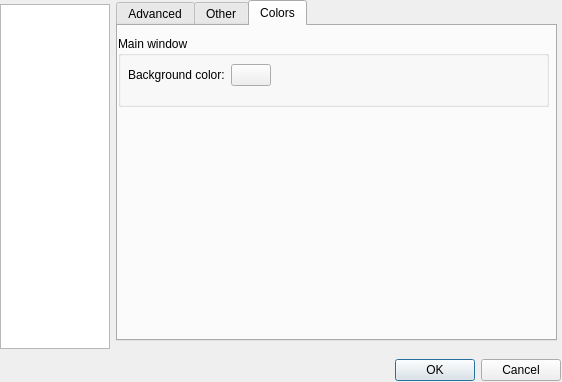
First picture: the form in ui/options.ui, repository gitter-badger/simplechatclient, before the edit.
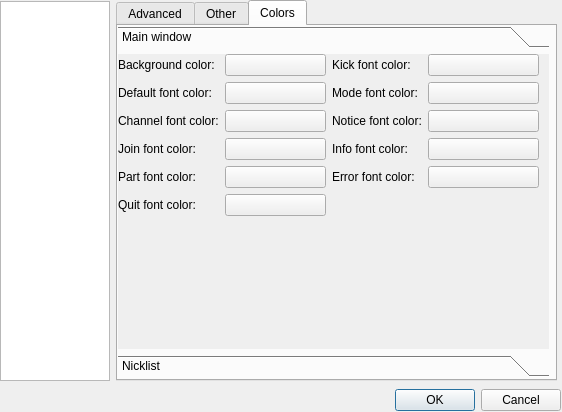
Second picture: the form after the edit. The open tabs and pages were chosen to show the change. Icons and pictures are not drawn.

Commit message: add main window font colors select

```diff
--- a/ui/options.ui
+++ b/ui/options.ui
@@ -7,19 +7,19 @@
     <x>0</x>
     <y>0</y>
     <width>562</width>
-    <height>382</height>
+    <height>412</height>
    </rect>
   </property>
   <property name="minimumSize">
    <size>
     <width>562</width>
-    <height>382</height>
+    <height>412</height>
    </size>
   </property>
   <property name="maximumSize">
    <size>
     <width>562</width>
-    <height>382</height>
+    <height>412</height>
    </size>
   </property>
   <property name="windowTitle">
@@ -35,7 +35,7 @@
      <x>0</x>
      <y>0</y>
      <width>561</width>
-     <height>381</height>
+     <height>411</height>
     </rect>
    </property>
    <layout class="QVBoxLayout" name="verticalLayout">
@@ -46,7 +46,7 @@
         <property name="maximumSize">
          <size>
           <width>110</width>
-          <height>345</height>
+          <height>380</height>
          </size>
         </property>
         <property name="editTriggers">
@@ -279,7 +279,7 @@
               <x>0</x>
               <y>0</y>
               <width>441</width>
-              <height>341</height>
+              <height>381</height>
              </rect>
             </property>
             <property name="tabPosition">
@@ -457,52 +457,283 @@
              <attribute name="title">
               <string>Colors</string>
              </attribute>
-             <widget class="QGroupBox" name="groupBox_color">
+             <widget class="QToolBox" name="toolBox">
               <property name="geometry">
                <rect>
                 <x>0</x>
-                <y>10</y>
+                <y>0</y>
                 <width>431</width>
-                <height>71</height>
+                <height>351</height>
                </rect>
               </property>
-              <property name="title">
-               <string>Main window</string>
+              <property name="currentIndex">
+               <number>0</number>
               </property>
-              <widget class="QWidget" name="layoutWidget">
+              <widget class="QWidget" name="page">
                <property name="geometry">
                 <rect>
-                 <x>10</x>
-                 <y>28</y>
-                 <width>411</width>
-                 <height>31</height>
+                 <x>0</x>
+                 <y>0</y>
+                 <width>421</width>
+                 <height>287</height>
                 </rect>
                </property>
-               <layout class="QFormLayout" name="formLayout_4">
-                <property name="fieldGrowthPolicy">
-                 <enum>QFormLayout::ExpandingFieldsGrow</enum>
+               <attribute name="label">
+                <string>Main window</string>
+               </attribute>
+               <widget class="QWidget" name="horizontalLayoutWidget">
+                <property name="geometry">
+                 <rect>
+                  <x>0</x>
+                  <y>0</y>
+                  <width>421</width>
+                  <height>181</height>
+                 </rect>
                 </property>
-                <item row="0" column="0">
-                 <widget class="QLabel" name="label_background_color">
-                  <property name="text">
-                   <string>Background color:</string>
-                  </property>
-                 </widget>
-                </item>
-                <item row="0" column="1">
-                 <widget class="QPushButton" name="pushButton_background_color">
-                  <property name="text">
-                   <string/>
-                  </property>
-                  <property name="iconSize">
-                   <size>
-                    <width>50</width>
-                    <height>15</height>
-                   </size>
-                  </property>
-                 </widget>
-                </item>
-               </layout>
+                <layout class="QHBoxLayout" name="horizontalLayout_3">
+                 <item>
+                  <layout class="QFormLayout" name="formLayout_6">
+                   <item row="0" column="0">
+                    <widget class="QLabel" name="label_background_color">
+                     <property name="text">
+                      <string>Background color:</string>
+                     </property>
+                    </widget>
+                   </item>
+                   <item row="0" column="1">
+                    <widget class="QPushButton" name="pushButton_background_color">
+                     <property name="text">
+                      <string/>
+                     </property>
+                     <property name="iconSize">
+                      <size>
+                       <width>50</width>
+                       <height>15</height>
+                      </size>
+                     </property>
+                    </widget>
+                   </item>
+                   <item row="1" column="0">
+                    <widget class="QLabel" name="label_default_font_color">
+                     <property name="text">
+                      <string>Default font color:</string>
+                     </property>
+                    </widget>
+                   </item>
+                   <item row="1" column="1">
+                    <widget class="QPushButton" name="pushButton_default_font_color">
+                     <property name="text">
+                      <string/>
+                     </property>
+                     <property name="iconSize">
+                      <size>
+                       <width>50</width>
+                       <height>15</height>
+                      </size>
+                     </property>
+                    </widget>
+                   </item>
+                   <item row="2" column="0">
+                    <widget class="QLabel" name="label_channel_font_color">
+                     <property name="text">
+                      <string>Channel font color:</string>
+                     </property>
+                    </widget>
+                   </item>
+                   <item row="2" column="1">
+                    <widget class="QPushButton" name="pushButton_channel_font_color">
+                     <property name="text">
+                      <string/>
+                     </property>
+                     <property name="iconSize">
+                      <size>
+                       <width>50</width>
+                       <height>15</height>
+                      </size>
+                     </property>
+                    </widget>
+                   </item>
+                   <item row="3" column="0">
+                    <widget class="QLabel" name="label_join_font_color">
+                     <property name="text">
+                      <string>Join font color:</string>
+                     </property>
+                    </widget>
+                   </item>
+                   <item row="3" column="1">
+                    <widget class="QPushButton" name="pushButton_join_font_color">
+                     <property name="text">
+                      <string/>
+                     </property>
+                     <property name="iconSize">
+                      <size>
+                       <width>50</width>
+                       <height>15</height>
+                      </size>
+                     </property>
+                    </widget>
+                   </item>
+                   <item row="4" column="0">
+                    <widget class="QLabel" name="label_part_font_color">
+                     <property name="text">
+                      <string>Part font color:</string>
+                     </property>
+                    </widget>
+                   </item>
+                   <item row="4" column="1">
+                    <widget class="QPushButton" name="pushButton_part_font_color">
+                     <property name="text">
+                      <string/>
+                     </property>
+                     <property name="iconSize">
+                      <size>
+                       <width>50</width>
+                       <height>15</height>
+                      </size>
+                     </property>
+                    </widget>
+                   </item>
+                   <item row="5" column="0">
+                    <widget class="QLabel" name="label_quit_font_color">
+                     <property name="text">
+                      <string>Quit font color:</string>
+                     </property>
+                    </widget>
+                   </item>
+                   <item row="5" column="1">
+                    <widget class="QPushButton" name="pushButton_quit_font_color">
+                     <property name="text">
+                      <string/>
+                     </property>
+                     <property name="iconSize">
+                      <size>
+                       <width>50</width>
+                       <height>15</height>
+                      </size>
+                     </property>
+                    </widget>
+                   </item>
+                  </layout>
+                 </item>
+                 <item>
+                  <layout class="QFormLayout" name="formLayout_3">
+                   <item row="0" column="0">
+                    <widget class="QLabel" name="label_kick_font_color">
+                     <property name="text">
+                      <string>Kick font color:</string>
+                     </property>
+                    </widget>
+                   </item>
+                   <item row="0" column="1">
+                    <widget class="QPushButton" name="pushButton_kick_font_color">
+                     <property name="text">
+                      <string/>
+                     </property>
+                     <property name="iconSize">
+                      <size>
+                       <width>50</width>
+                       <height>15</height>
+                      </size>
+                     </property>
+                    </widget>
+                   </item>
+                   <item row="1" column="0">
+                    <widget class="QLabel" name="label_mode_font_color">
+                     <property name="text">
+                      <string>Mode font color:</string>
+                     </property>
+                    </widget>
+                   </item>
+                   <item row="1" column="1">
+                    <widget class="QPushButton" name="pushButton_mode_font_color">
+                     <property name="text">
+                      <string/>
+                     </property>
+                     <property name="iconSize">
+                      <size>
+                       <width>50</width>
+                       <height>15</height>
+                      </size>
+                     </property>
+                    </widget>
+                   </item>
+                   <item row="2" column="0">
+                    <widget class="QLabel" name="label_notice_font_color">
+                     <property name="text">
+                      <string>Notice font color:</string>
+                     </property>
+                    </widget>
+                   </item>
+                   <item row="2" column="1">
+                    <widget class="QPushButton" name="pushButton_notice_font_color">
+                     <property name="text">
+                      <string/>
+                     </property>
+                     <property name="iconSize">
+                      <size>
+                       <width>50</width>
+                       <height>15</height>
+                      </size>
+                     </property>
+                    </widget>
+                   </item>
+                   <item row="3" column="0">
+                    <widget class="QLabel" name="label_info_font_color">
+                     <property name="text">
+                      <string>Info font color:</string>
+                     </property>
+                    </widget>
+                   </item>
+                   <item row="3" column="1">
+                    <widget class="QPushButton" name="pushButton_info_font_color">
+                     <property name="text">
+                      <string/>
+                     </property>
+                     <property name="iconSize">
+                      <size>
+                       <width>50</width>
+                       <height>15</height>
+                      </size>
+                     </property>
+                    </widget>
+                   </item>
+                   <item row="4" column="0">
+                    <widget class="QLabel" name="label_error_font_color">
+                     <property name="text">
+                      <string>Error font color:</string>
+                     </property>
+                    </widget>
+                   </item>
+                   <item row="4" column="1">
+                    <widget class="QPushButton" name="pushButton_error_font_color">
+                     <property name="text">
+                      <string/>
+                     </property>
+                     <property name="iconSize">
+                      <size>
+                       <width>50</width>
+                       <height>15</height>
+                      </size>
+                     </property>
+                    </widget>
+                   </item>
+                  </layout>
+                 </item>
+                </layout>
+               </widget>
+              </widget>
+              <widget class="QWidget" name="page_2">
+               <property name="geometry">
+                <rect>
+                 <x>0</x>
+                 <y>0</y>
+                 <width>421</width>
+                 <height>287</height>
+                </rect>
+               </property>
+               <attribute name="label">
+                <string>Nicklist</string>
+               </attribute>
               </widget>
              </widget>
             </widget>
```
Left out of the diff: 10 changed lines with no effect on the pictures. The commit also changes 7 other files.
